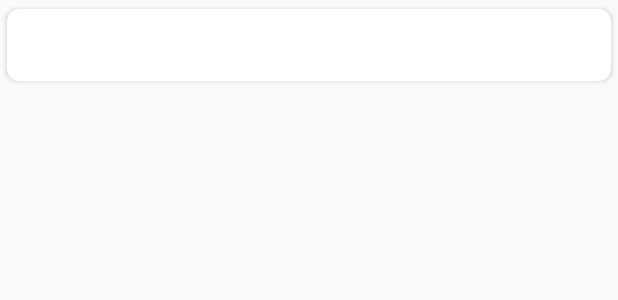
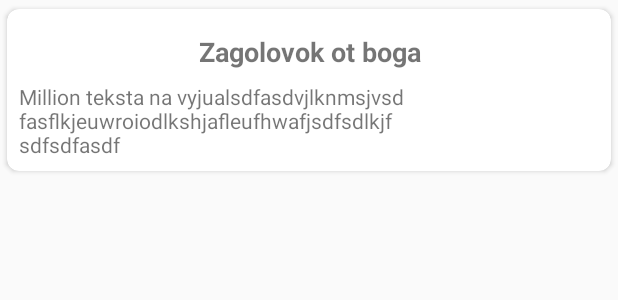
Before and after one commit to samaromku/DeliveryApp, an Android app: the layout item_discount.xml on its own in the app's theme, with its tools: preview values and no code run, on a phone screen of 412 x 824 dp. Shown: the top 300 px of the screen. Run offline under Robolectric (Android 15) with nearby library versions, the phone set to English and light mode, and no system bars.

Commit message:
discount changes

```diff
--- a/app/src/main/java/ru/savchenko/andrey/deliveryapp/fragments/discount/ui/fragment/discount/DiscountFragment.java
+++ b/app/src/main/java/ru/savchenko/andrey/deliveryapp/fragments/discount/ui/fragment/discount/DiscountFragment.java
@@ -27,7 +27,7 @@ public class DiscountFragment extends BaseFragment implements DiscountView, OnIt
     public static final String TAG = "DiscountFragment";
     @InjectPresenter
     DiscountPresenter mDiscountPresenter;
-    DiscountAdapter adapter = new DiscountAdapter();
+    DiscountAdapter adapter;
     @BindView(R.id.rvDiscounts)RecyclerView rvDiscounts;
 
     public static DiscountFragment newInstance() {
@@ -48,7 +48,10 @@ public class DiscountFragment extends BaseFragment implements DiscountView, OnIt
     @Override
     public void onViewCreated(final View view, final Bundle savedInstanceState) {
         super.onViewCreated(view, savedInstanceState);
+        changeToolbarTitle(R.string.discount);
         ButterKnife.bind(this, view);
+        adapter = new DiscountAdapter();
+        adapter.setContext(getActivity());
         mDiscountPresenter.getDiscounts();
     }
 
--- a/app/src/main/res/layout/item_discount.xml
+++ b/app/src/main/res/layout/item_discount.xml
@@ -1,8 +1,9 @@
 <?xml version="1.0" encoding="utf-8"?>
 <android.support.v7.widget.CardView xmlns:android="http://schemas.android.com/apk/res/android"
     android:layout_width="match_parent"
-    android:layout_height="60dp"
+    android:layout_height="wrap_content"
     xmlns:card_view="http://schemas.android.com/apk/res-auto"
+    xmlns:tools="http://schemas.android.com/tools"
     card_view:cardCornerRadius="8dp"
     card_view:cardElevation="2dp"
     card_view:cardUseCompatPadding="true">
@@ -10,12 +11,35 @@
     <LinearLayout
         android:layout_width="match_parent"
         android:layout_height="match_parent"
-        android:orientation="vertical">
+        android:orientation="vertical"
+        android:padding="8dp">
+
+
+        <ImageView
+            android:id="@+id/ivDiscontImage"
+            android:layout_width="match_parent"
+            android:layout_height="wrap_content"
+            android:layout_marginBottom="8dp"/>
 
         <TextView
+            tools:text="Zagolovok ot boga"
             android:id="@+id/tvTitle"
+            android:gravity="center"
+            android:textStyle="bold"
+            android:textSize="18sp"
             android:layout_width="match_parent"
-            android:layout_height="wrap_content" />
+            android:layout_height="wrap_content"
+            android:layout_marginBottom="8dp"/>
+
+        <TextView
+            tools:text="Million teksta na vyjualsdfasdvjlknmsjvsdfasflkjeuwroiodlkshjafleufhwafjsdfsdlkjf sdfsdfasdf"
+            android:layout_width="match_parent"
+            android:layout_height="wrap_content"
+            android:id="@+id/tvBody"/>
+
+
+
+
 
     </LinearLayout>
 </android.support.v7.widget.CardView>
```
Also changed, not shown: app/src/main/java/ru/savchenko/andrey/deliveryapp/adapters/DiscountAdapter.java (+15 -0 lines), app/src/main/java/ru/savchenko/andrey/deliveryapp/base/BaseFragment.java (+11 -0 lines), app/src/main/java/ru/savchenko/andrey/deliveryapp/fragments/discount/DiscountInteractor.java (+7 -2 lines).
